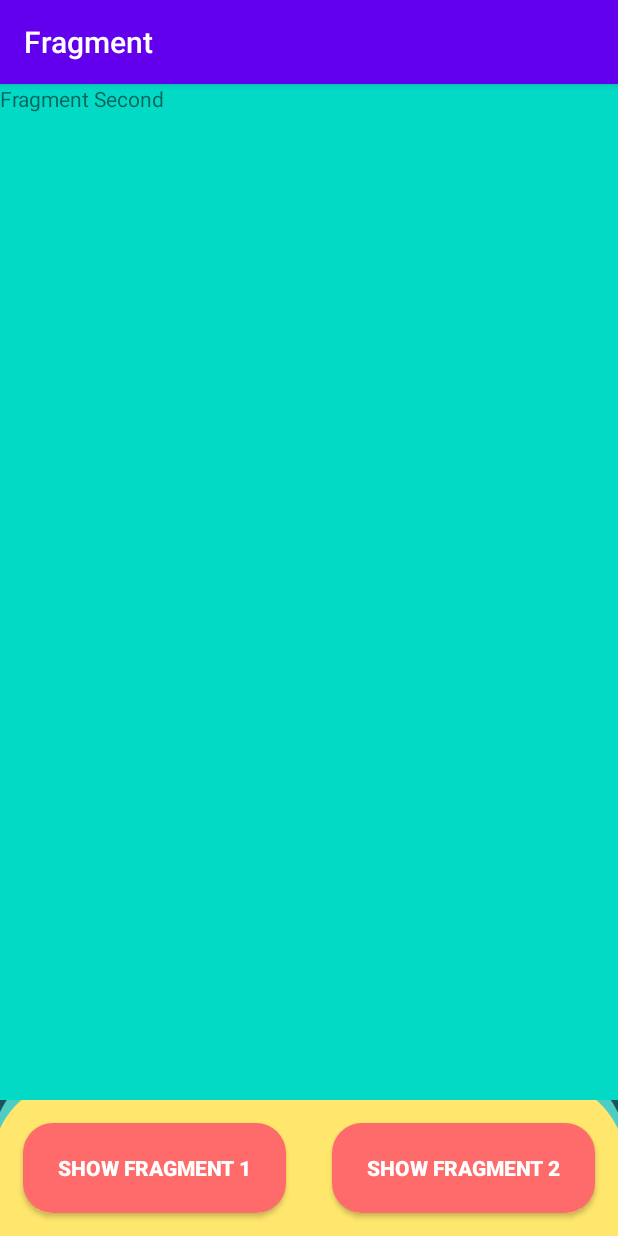
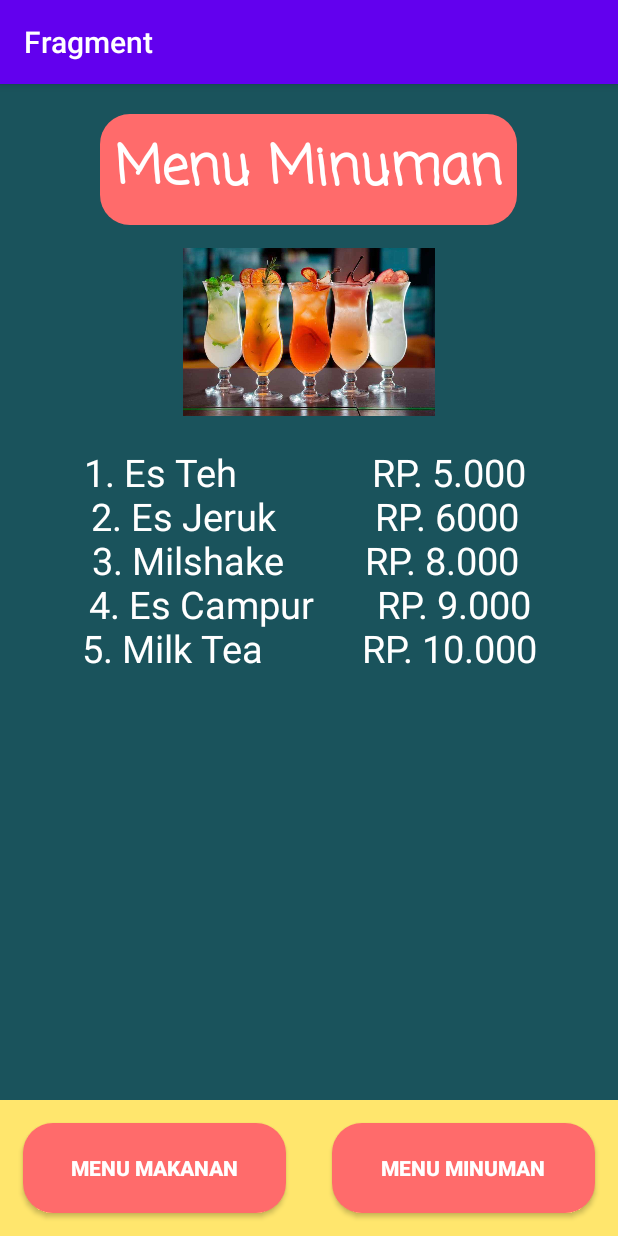
Before and after one commit to safrinauriya/Fragment, an Android app: the screen it shows after launch (MainActivity), on a phone screen of 412 x 824 dp. Run offline under Robolectric (Android 15) with nearby library versions, the phone set to English and light mode, and no system bars; our stand-ins replace ButterKnife.

Commit message:
second commit

```diff
--- /dev/null
+++ b/app/src/main/res/drawable/custom2.xml
@@ -0,0 +1,6 @@
+<?xml version="1.0" encoding="utf-8"?>
+<shape xmlns:android="http://schemas.android.com/apk/res/android"
+    android:shape="rectangle">
+    <solid android:color="#F8D843" />
+    <corners android:radius="20dp" />
+</shape>
--- a/app/src/main/res/layout/activity_main.xml
+++ b/app/src/main/res/layout/activity_main.xml
@@ -3,7 +3,7 @@
     xmlns:tools="http://schemas.android.com/tools"
     android:layout_width="match_parent"
     android:layout_height="match_parent"
-    android:background="@drawable/bg"
+    android:background="#ffffff"
     android:orientation="vertical"
     tools:context="com.example.android.fragment.MainActivity">
 
@@ -16,6 +16,7 @@
     <LinearLayout
         android:layout_width="match_parent"
         android:layout_height="wrap_content"
+        android:background="#FFE66D"
         android:orientation="horizontal">
 
         <Button
--- a/app/src/main/res/layout/fragment_second.xml
+++ b/app/src/main/res/layout/fragment_second.xml
@@ -2,12 +2,44 @@
 <LinearLayout xmlns:android="http://schemas.android.com/apk/res/android"
     android:layout_width="match_parent"
     android:layout_height="match_parent"
-    android:background="@color/colorAccent"
+    android:background="#1A535C"
     android:orientation="vertical">
 
     <TextView
         android:id="@+id/text"
         android:layout_width="wrap_content"
         android:layout_height="wrap_content"
-        android:text="@string/fragment_second" />
+        android:layout_gravity="center"
+        android:layout_marginTop="20dp"
+        android:background="@drawable/custom"
+        android:fontFamily="casual"
+        android:padding="10dp"
+        android:text="Menu Minuman"
+        android:textAlignment="center"
+        android:textColor="#ffffff"
+        android:textSize="35dp"
+        android:textStyle="bold" />
+
+    <ImageView
+        android:layout_width="200dp"
+        android:layout_height="112dp"
+        android:layout_gravity="center"
+        android:layout_marginTop="15dp"
+        android:src="@drawable/menu2" />
+
+    <TextView
+        android:layout_width="match_parent"
+        android:layout_height="385dp"
+        android:layout_marginTop="20dp"
+        android:paddingLeft="10dp"
+        android:paddingRight="10dp"
+        android:text="1. Es Teh               RP. 5.000
+\n2. Es Jeruk           RP. 6000
+\n3. Milshake         RP. 8.000 \n
+4. Es Campur       RP. 9.000
+\n5. Milk Tea           RP. 10.000"
+
+        android:textAlignment="center"
+        android:textColor="#ffffff"
+        android:textSize="25sp" />
 </LinearLayout>
--- a/app/src/main/res/values/strings.xml
+++ b/app/src/main/res/values/strings.xml
@@ -2,7 +2,7 @@
     <string name="app_name">Fragment</string>
     <!-- TODO: Remove or change this placeholder text -->
     <string name="hello_blank_fragment">Hello blank fragment</string>
-    <string name="show_fragment_1">Show Fragment 1</string>
-    <string name="show_fragment_2">Show Fragment 2</string>
+    <string name="show_fragment_1">Menu Makanan</string>
+    <string name="show_fragment_2">Menu Minuman</string>
     <string name="fragment_second">Fragment Second</string>
 </resources>
```
Also changed, not shown: app/src/main/res/layout/fragment_first.xml (+35 -3 lines), app/src/main/res/drawable/bg2.png (added), app/src/main/res/drawable/bg3.png (added), app/src/main/res/drawable/menu.jpg (added), app/src/main/res/drawable/menu2.jpg (added).
